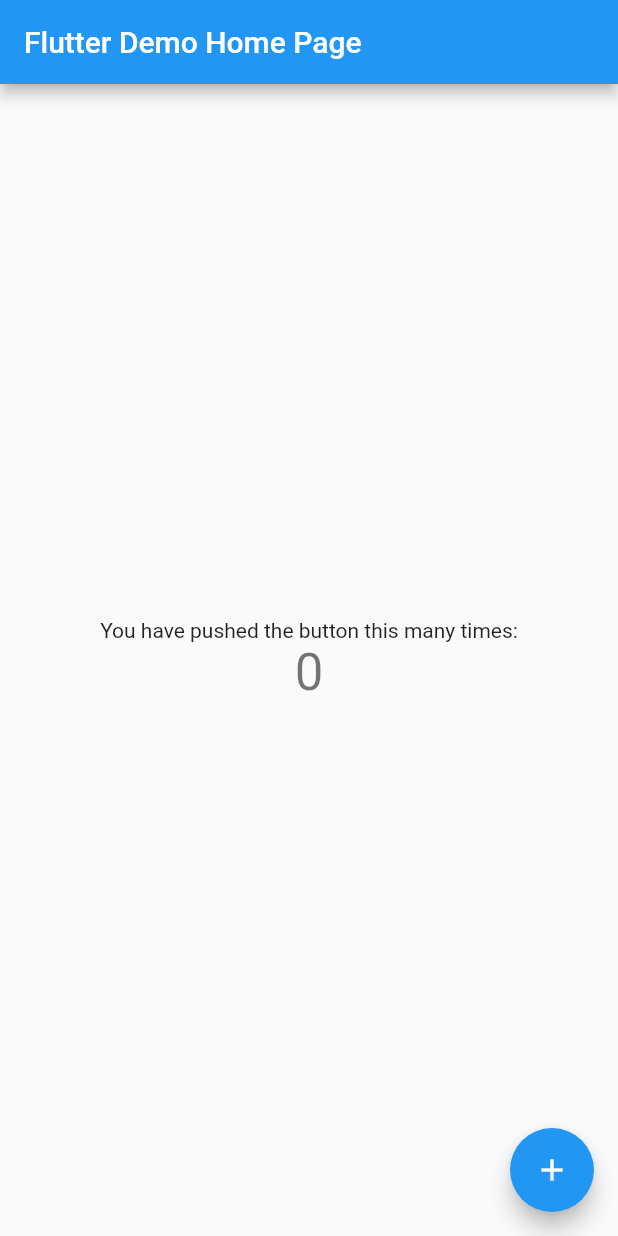
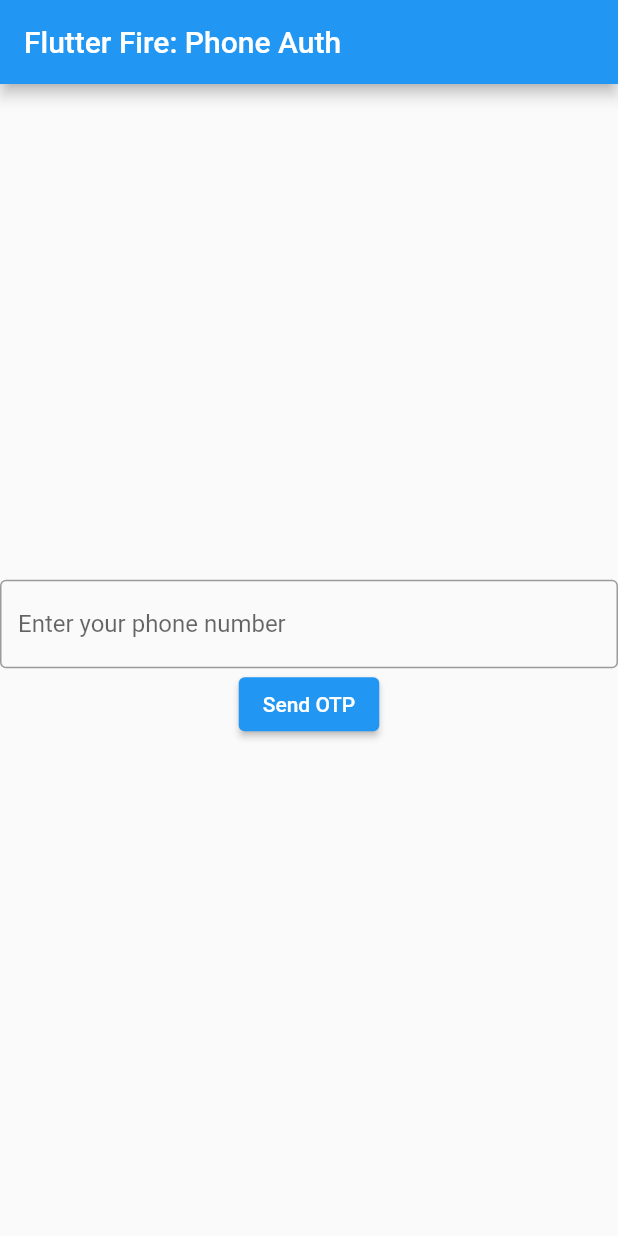
Before and after one commit to tusharojha/flutter_fire, a Flutter app: the screen it shows after launch, on a phone screen of 412 x 824 dp. Run offline on Flutter 3.47's test engine with Material 2 defaults, Android fonts, the phone set to English and light mode, and no system bars; our stand-ins replace firebase_auth, firebase_core; accounts and stored records are empty.

Commit message:
added phone auth: lecture 2b

```diff
--- a/lib/main.dart
+++ b/lib/main.dart
@@ -1,3 +1,5 @@
+import 'package:firebase_auth/firebase_auth.dart';
+import 'package:firebase_core/firebase_core.dart';
 import 'package:flutter/material.dart';
 
 void main() {
@@ -5,38 +7,20 @@ void main() {
 }
 
 class MyApp extends StatelessWidget {
-  // This widget is the root of your application.
   @override
   Widget build(BuildContext context) {
     return new MaterialApp(
       title: 'Flutter Demo',
       theme: new ThemeData(
-        // This is the theme of your application.
-        //
-        // Try running your application with "flutter run". You'll see the
-        // application has a blue toolbar. Then, without quitting the app, try
-        // changing the primarySwatch below to Colors.green and then invoke
-        // "hot reload" (press "r" in the console where you ran "flutter run",
-        // or press Run > Flutter Hot Reload in IntelliJ). Notice that the
-        // counter didn't reset back to zero; the application is not restarted.
         primarySwatch: Colors.blue,
       ),
-      home: new MyHomePage(title: 'Flutter Demo Home Page'),
+      home: new MyHomePage(title: 'Flutter Fire: Phone Auth'),
     );
   }
 }
 
 class MyHomePage extends StatefulWidget {
   MyHomePage({Key key, this.title}) : super(key: key);
-
-  // This widget is the home page of your application. It is stateful, meaning
-  // that it has a State object (defined below) that contains fields that affect
-  // how it looks.
-
-  // This class is the configuration for the state. It holds the values (in this
-  // case the title) provided by the parent (in this case the App widget) and
-  // used by the build method of the State. Fields in a Widget subclass are
-  // always marked "final".
 
   final String title;
 
@@ -45,67 +29,137 @@ class MyHomePage extends StatefulWidget {
 }
 
 class _MyHomePageState extends State<MyHomePage> {
-  int _counter = 0;
+  Future<FirebaseApp> _firebaseApp;
+  TextEditingController _phoneNumber = TextEditingController();
+  TextEditingController _otp = TextEditingController();
 
-  void _incrementCounter() {
+  bool isLoggedIn = false;
+  bool otpSent = false;
+  String uid;
+  String _verificationId;
+
+  void _verifyOTP() async {
+    // we know that _verificationId is not empty
+    final credential = PhoneAuthProvider.credential(
+        verificationId: _verificationId, smsCode: _otp.text);
+
+    try {
+      await FirebaseAuth.instance.signInWithCredential(credential);
+      if (FirebaseAuth.instance.currentUser != null) {
+        setState(() {
+          isLoggedIn = true;
+          uid = FirebaseAuth.instance.currentUser.uid;
+        });
+      }
+    } catch (e) {
+      print(e);
+    }
+  }
+
+  void _sendOTP() async {
+    await FirebaseAuth.instance.verifyPhoneNumber(
+        phoneNumber: _phoneNumber.text,
+        verificationCompleted: verificationCompleted,
+        verificationFailed: verificationFailed,
+        codeSent: codeSent,
+        codeAutoRetrievalTimeout: codeAutoRetrievalTimeout);
     setState(() {
-      // This call to setState tells the Flutter framework that something has
-      // changed in this State, which causes it to rerun the build method below
-      // so that the display can reflect the updated values. If we changed
-      // _counter without calling setState(), then the build method would not be
-      // called again, and so nothing would appear to happen.
-      _counter++;
+      otpSent = true;
     });
+  }
+
+  void codeAutoRetrievalTimeout(String verificationId) {
+    setState(() {
+      _verificationId = verificationId;
+      otpSent = true;
+    });
+  }
+
+  void codeSent(String verificationId, [int a]) {
+    setState(() {
+      _verificationId = verificationId;
+      otpSent = true;
+    });
+  }
+
+  void verificationFailed(FirebaseAuthException exception) {
+    print(exception.message);
+    setState(() {
+      isLoggedIn = false;
+      otpSent = false;
+    });
+  }
+
+  void verificationCompleted(PhoneAuthCredential credential) async {
+    await FirebaseAuth.instance.signInWithCredential(credential);
+    if (FirebaseAuth.instance.currentUser != null) {
+      setState(() {
+        isLoggedIn = true;
+        uid = FirebaseAuth.instance.currentUser.uid;
+      });
+    } else {
+      print("Failed to Sign In");
+    }
+  }
+
+  @override
+  void initState() {
+    super.initState();
+    _firebaseApp = Firebase.initializeApp();
   }
 
   @override
   Widget build(BuildContext context) {
-    // This method is rerun every time setState is called, for instance as done
-    // by the _incrementCounter method above.
-    //
-    // The Flutter framework has been optimized to make rerunning build methods
-    // fast, so that you can just rebuild anything that needs updating rather
-    // than having to individually change instances of widgets.
     return new Scaffold(
       appBar: new AppBar(
-        // Here we take the value from the MyHomePage object that was created by
-        // the App.build method, and use it to set our appbar title.
         title: new Text(widget.title),
       ),
       body: new Center(
-        // Center is a layout widget. It takes a single child and positions it
-        // in the middle of the parent.
-        child: new Column(
-          // Column is also layout widget. It takes a list of children and
-          // arranges them vertically. By default, it sizes itself to fit its
-          // children horizontally, and tries to be as tall as its parent.
-          //
-          // Invoke "debug paint" (press "p" in the console where you ran
-          // "flutter run", or select "Toggle Debug Paint" from the Flutter tool
-          // window in IntelliJ) to see the wireframe for each widget.
-          //
-          // Column has various properties to control how it sizes itself and
-          // how it positions its children. Here we use mainAxisAlignment to
-          // center the children vertically; the main axis here is the vertical
-          // axis because Columns are vertical (the cross axis would be
-          // horizontal).
-          mainAxisAlignment: MainAxisAlignment.center,
-          children: <Widget>[
-            new Text(
-              'You have pushed the button this many times:',
-            ),
-            new Text(
-              '$_counter',
-              style: Theme.of(context).textTheme.display1,
-            ),
-          ],
+        child: FutureBuilder(
+          future: _firebaseApp,
+          builder: (context, snapshot) {
+            if (snapshot.connectionState == ConnectionState.waiting)
+              return CircularProgressIndicator();
+            return isLoggedIn
+                ? Center(
+                    child: Text('Welcome User!\nYour uid is: $uid'),
+                  )
+                : otpSent
+                    ? Column(
+                        mainAxisAlignment: MainAxisAlignment.center,
+                        children: [
+                          TextField(
+                            controller: _otp,
+                            decoration: InputDecoration(
+                              hintText: "Enter your OTP",
+                              border: OutlineInputBorder(),
+                            ),
+                          ),
+                          ElevatedButton(
+                            onPressed: _verifyOTP,
+                            child: Text("Sign In"),
+                          ),
+                        ],
+                      )
+                    : Column(
+                        mainAxisAlignment: MainAxisAlignment.center,
+                        children: <Widget>[
+                          TextField(
+                            controller: _phoneNumber,
+                            decoration: InputDecoration(
+                              hintText: "Enter your phone number",
+                              border: OutlineInputBorder(),
+                            ),
+                          ),
+                          ElevatedButton(
+                            onPressed: _sendOTP,
+                            child: Text("Send OTP"),
+                          ),
+                        ],
+                      );
+          },
         ),
       ),
-      floatingActionButton: new FloatingActionButton(
-        onPressed: _incrementCounter,
-        tooltip: 'Increment',
-        child: new Icon(Icons.add),
-      ), // This trailing comma makes auto-formatting nicer for build methods.
     );
   }
 }
```
